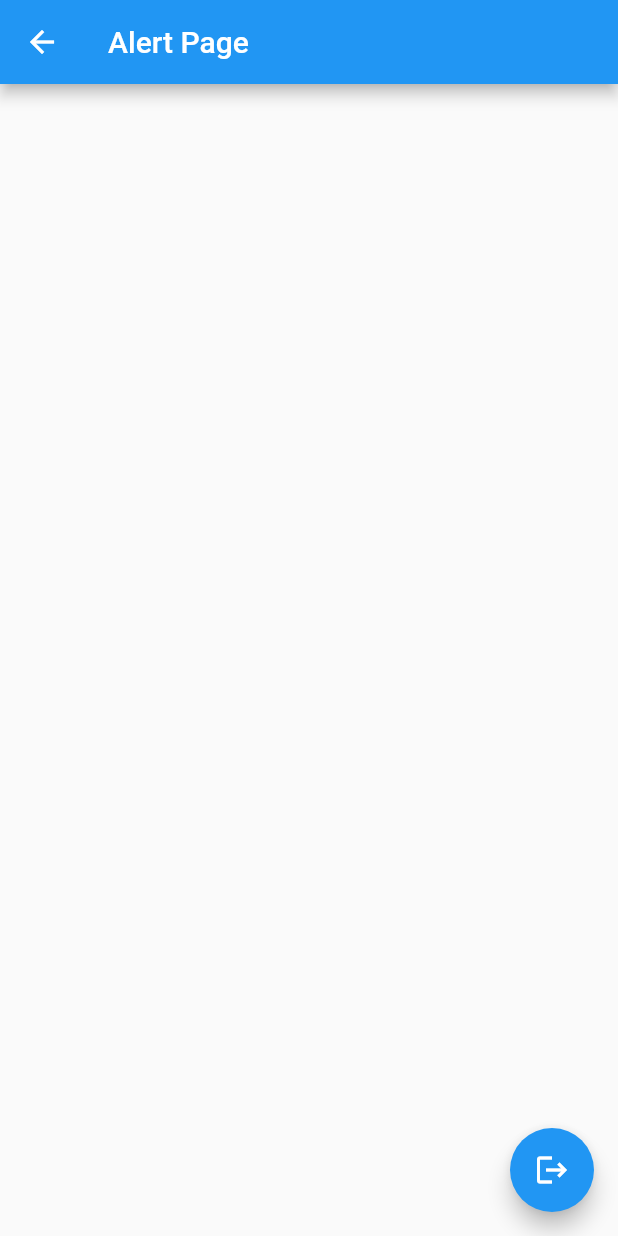
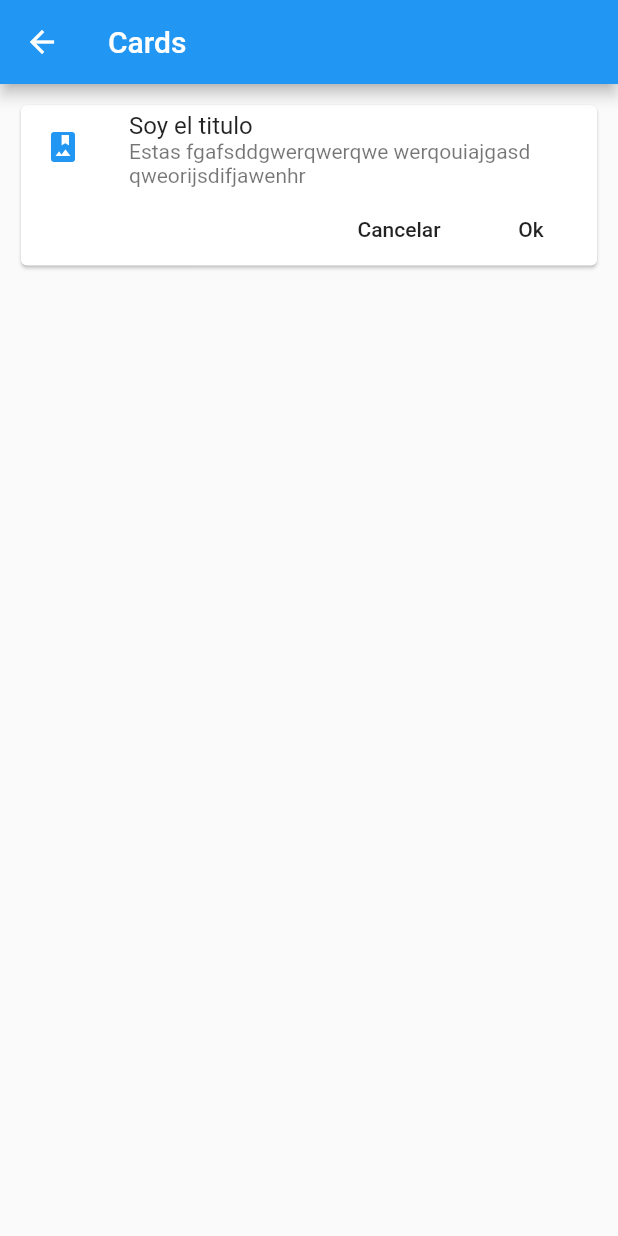
Before and after one commit to CodingCarnage/CursoFlutter_FH_Componentes, a Flutter app: the screen it shows after launch, after a tap on "Cards - Tarjetas", on a phone screen of 412 x 824 dp. Run offline on Flutter 3.47's test engine with Material 2 defaults, Android fonts, the phone set to English and light mode, and no system bars.

Commit message:
Se creo una nueva pagina con CardWidget

```diff
--- /dev/null
+++ b/lib/src/pages/card_page.dart
@@ -0,0 +1,48 @@
+import 'package:flutter/material.dart';
+
+class CardPage extends StatelessWidget {
+  const CardPage({Key key}) : super(key: key);
+
+  @override
+  Widget build(BuildContext context) {
+    return Scaffold(
+      appBar: AppBar(
+        title: Text('Cards'),
+      ),
+      body: ListView(
+        padding: EdgeInsets.all(10.0),
+        children: <Widget>[_cardType1()],
+      ),
+    );
+  }
+
+  Widget _cardType1() {
+    return Card(
+      child: Column(
+        children: <Widget>[
+          ListTile(
+            leading: Icon(
+              Icons.photo_album,
+              color: Colors.blue,
+            ),
+            title: Text('Soy el titulo'),
+            subtitle: Text('Estas fgafsddgwerqwerqwe werqouiajgasd qweorijsdifjawenhr'),
+          ),
+          Row(
+            children: <Widget>[
+              FlatButton(
+                onPressed: () {},
+                child: Text('Cancelar'),
+              ),
+              FlatButton(
+                onPressed: () {},
+                child: Text('Ok'),
+              ),
+            ],
+            mainAxisAlignment: MainAxisAlignment.end,
+          )
+        ],
+      ),
+    );
+  }
+}
--- a/lib/src/pages/home_temp.dart
+++ b/lib/src/pages/home_temp.dart
@@ -1,7 +1,6 @@
 import 'package:flutter/material.dart';
 
 class HomePageTemp extends StatelessWidget {
-
   final List<String> opciones = ['Uno','Dos','Tres','Cuatro','Cinco'];
 
   @override
--- a/lib/src/routes/routes.dart
+++ b/lib/src/routes/routes.dart
@@ -1,5 +1,6 @@
 import 'package:componentes/src/pages/alert_page.dart';
 import 'package:componentes/src/pages/avatar_page.dart';
+import 'package:componentes/src/pages/card_page.dart';
 import 'package:componentes/src/pages/home_page.dart';
 import 'package:flutter/material.dart';
 
@@ -8,5 +9,6 @@ Map<String, WidgetBuilder> getApplicationRoutes() {
     '/': (BuildContext context) => HomePage(),
     'alert': (BuildContext context) => AlertPage(),
     'avatar': (BuildContext context) => AvatarPage(),
+    'card': (BuildContext context) => CardPage(),
   };
 }
```
